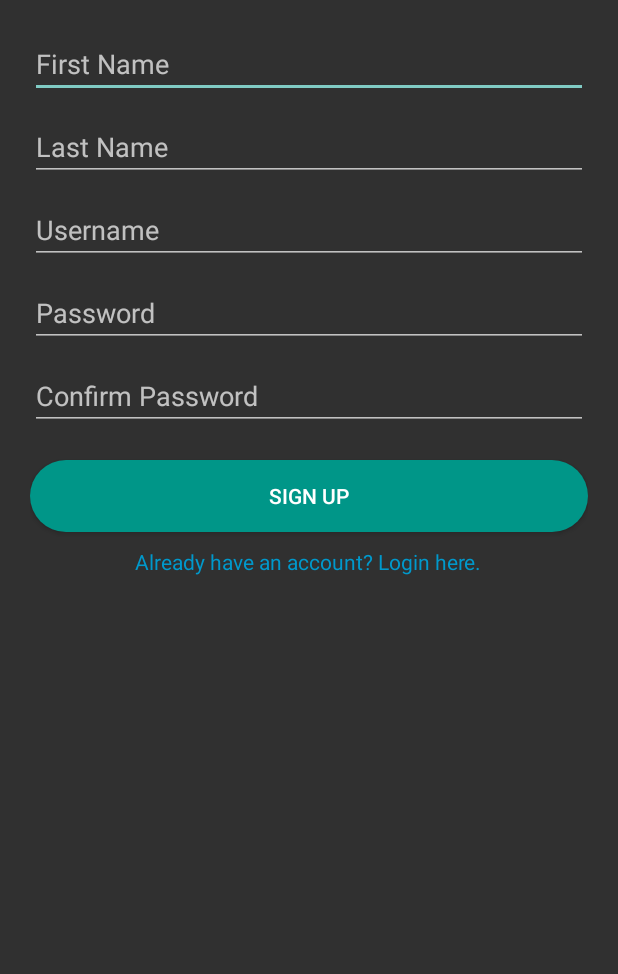
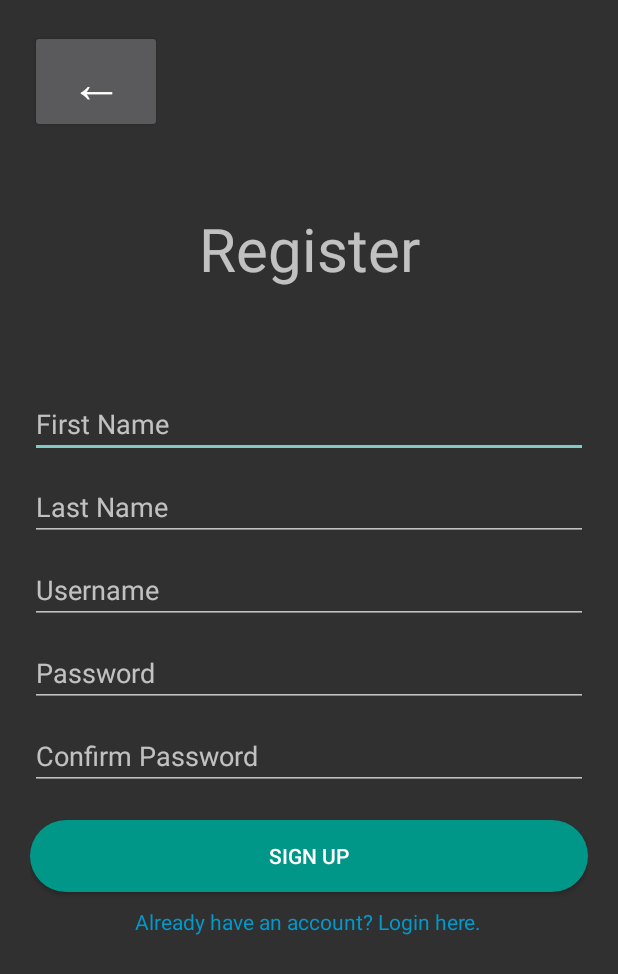
Before and after one commit to coding-chez/MobDevPrefi, an Android app: the RegisterActivity screen opened directly, with no data from a screen before it, on a phone screen of 412 x 824 dp. Shown: the top 974 px of the screen. Run offline under Robolectric (Android 15) with nearby library versions, the phone set to English and light mode, and no system bars.

Commit message:
login and register backtomain btns

```diff
--- a/app/src/main/java/com/example/mobdevprefi/MainActivity.kt
+++ b/app/src/main/java/com/example/mobdevprefi/MainActivity.kt
@@ -4,6 +4,7 @@ import android.content.Intent
 import android.os.Bundle
 import android.widget.Button
 import androidx.appcompat.app.AppCompatActivity
+import com.example.mobdevprefi.R
 import com.example.mobdevprefi.login.LoginActivity
 import com.example.mobdevprefi.register.RegisterActivity
 
--- a/app/src/main/java/com/example/mobdevprefi/register/RegisterActivity.kt
+++ b/app/src/main/java/com/example/mobdevprefi/register/RegisterActivity.kt
@@ -9,6 +9,7 @@ import android.widget.Toast
 import androidx.appcompat.app.AppCompatActivity
 import com.example.mobdevprefi.R
 import com.example.mobdevprefi.login.LoginActivity
+import com.example.mobdevprefi.MainActivity
 
 class RegisterActivity : AppCompatActivity() {
     override fun onCreate(savedInstanceState: Bundle?) {
@@ -22,6 +23,7 @@ class RegisterActivity : AppCompatActivity() {
         val etConfirmPassword: EditText = findViewById(R.id.etConfirmPassword)
         val btnSignUp: Button = findViewById(R.id.btnSignUp)
         val tvLoginLink: TextView = findViewById(R.id.tvLoginLink)
+        val btnBackToMainRegister: Button = findViewById(R.id.btnBackToMainRegister)
 
         btnSignUp.setOnClickListener {
             val firstName = etFirstName.text.toString().trim()
@@ -53,5 +55,12 @@ class RegisterActivity : AppCompatActivity() {
             val intent = Intent(this, LoginActivity::class.java)
             startActivity(intent)
         }
+
+        // 🔙 Back to MainActivity button functionality
+        btnBackToMainRegister.setOnClickListener {
+            val intent = Intent(this, MainActivity::class.java)
+            startActivity(intent)
+            finish()
+        }
     }
 }
--- a/app/src/main/res/layout/activity_register.xml
+++ b/app/src/main/res/layout/activity_register.xml
@@ -8,6 +8,26 @@
         android:layout_height="wrap_content"
         android:orientation="vertical"
         android:padding="20dp">
+
+        <Button
+            android:id="@+id/btnBackToMainRegister"
+            android:layout_width="wrap_content"
+            android:layout_height="wrap_content"
+            android:text="←"
+            android:textSize="35dp"
+            android:padding="10dp"
+            android:layout_gravity="start"
+            android:layout_marginBottom="10dp"/>
+
+
+        <TextView
+            android:layout_width="match_parent"
+            android:layout_height="161dp"
+            android:text="Register"
+            android:textSize="40sp"
+            android:textAlignment="center"
+            android:padding="40dp"
+            />
 
         <EditText
             android:id="@+id/etFirstName"
```
Also changed, not shown: app/src/main/java/com/example/mobdevprefi/login/LoginActivity.kt (+8 -0 lines), app/src/main/res/layout/activity_login.xml (+19 -0 lines).
